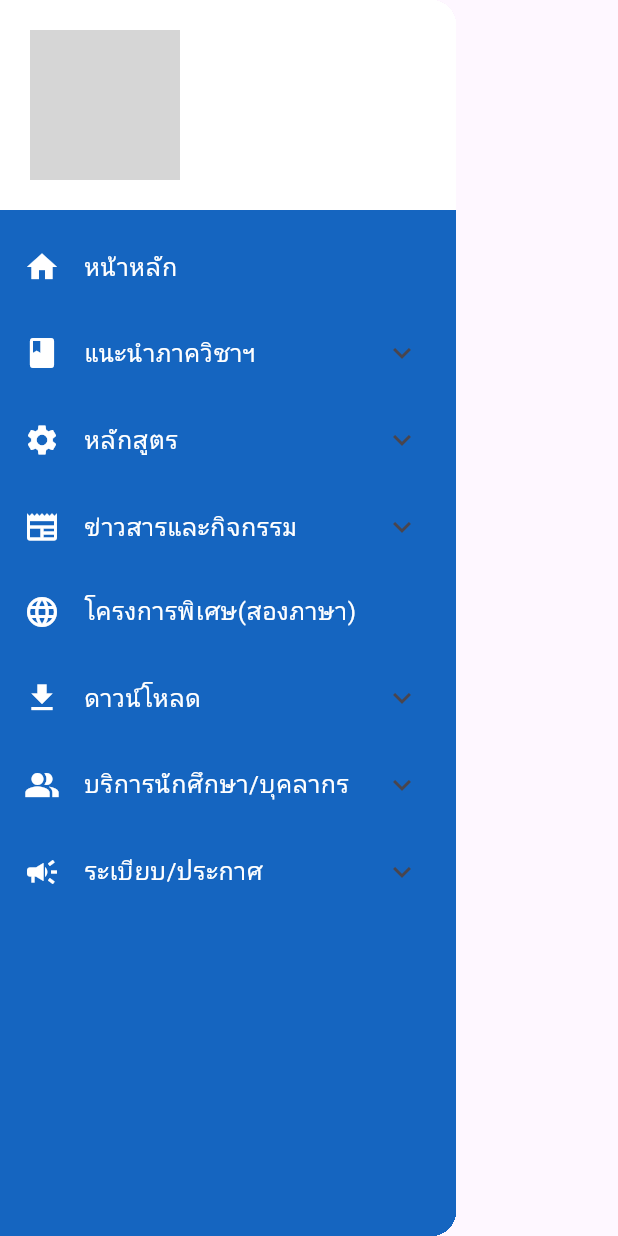
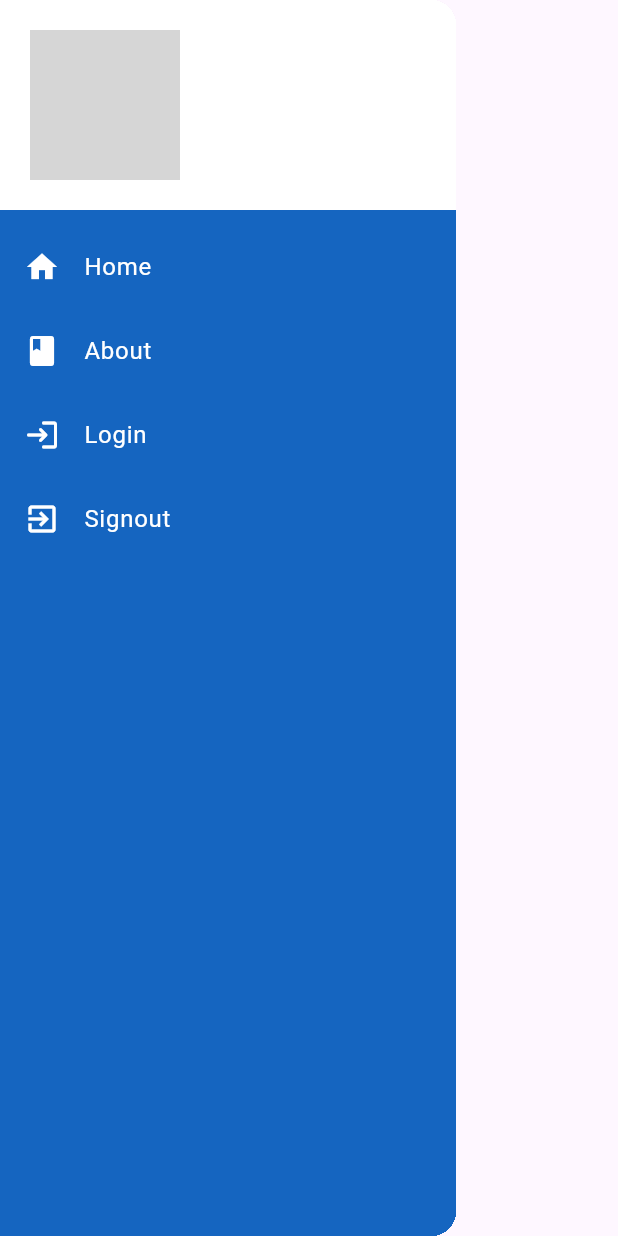
Before and after one commit to kirati1832/appcss, a Flutter app: the Sidebarmenus widget shown alone on an empty page, opened directly, on a phone screen of 412 x 824 dp. Run offline on Flutter 3.47's test engine with Material 3 defaults, Android fonts, the phone set to English and light mode, and no system bars; our stand-ins replace carousel_slider, flutter_map, google_fonts, latlong2, webview_flutter; network calls fail; Roboto replaces fonts that are missing (Kanit); grey boxes are pictures that could not be loaded.

Commit message:
Add Sidebar

```diff
--- a/lib/presentation/page/Homepage.dart
+++ b/lib/presentation/page/Homepage.dart
@@ -63,6 +63,8 @@ class _MyHomePageState extends State<MyHomePage> {
   Widget build(BuildContext context) {
     return Scaffold(
       appBar: Appbars(),
+      drawer: Sidebarmenus(),
+
       body: SingleChildScrollView(
         controller: _scrollController,
         child: Column(
--- a/lib/presentation/widget/appbar.dart
+++ b/lib/presentation/widget/appbar.dart
@@ -15,6 +15,12 @@ class Appbars extends StatelessWidget implements PreferredSizeWidget {
       backgroundColor: Colors.white,
       elevation: 3,
       shadowColor: Colors.black26,
+      actions: [
+        IconButton(
+          icon: const Icon(Icons.info_outline,size: 30,), // ไอคอน ℹ (Information)
+          onPressed: () {},
+        ),
+      ],
     );
   }
 
@@ -35,12 +41,17 @@ class Appbarback extends StatelessWidget implements PreferredSizeWidget {
       backgroundColor: Colors.blueAccent, // ✅ เปลี่ยนสีเป็น BlueAccent
       elevation: 3,
       shadowColor: Colors.black26,
-      leading: Navigator.canPop(context) // ✅ ถ้ากลับได้ ให้แสดงปุ่ม Back
-          ? IconButton(
-              icon: const Icon(Icons.arrow_back, color: Colors.white, size: 30),
-              onPressed: () => Navigator.pop(context),
-            )
-          : null,
+      leading:
+          Navigator.canPop(context) // ✅ ถ้ากลับได้ ให้แสดงปุ่ม Back
+              ? IconButton(
+                icon: const Icon(
+                  Icons.arrow_back,
+                  color: Colors.white,
+                  size: 30,
+                ),
+                onPressed: () => Navigator.pop(context),
+              )
+              : null,
       title: Text(
         titleText, // ✅ ใช้พารามิเตอร์ที่รับมา
         style: const TextStyle(
--- /dev/null
+++ b/lib/presentation/widget/sidebarmenu.dart
@@ -0,0 +1,37 @@
+import 'package:flutter/material.dart';
+import 'sidebar.dart';
+
+class Sidebarmenus extends StatelessWidget implements PreferredSizeWidget {
+  const Sidebarmenus({super.key});
+
+  @override
+  Widget build(BuildContext context) {
+    return SidebarMenu(
+      menuItems: [
+        MenuItem(
+          icon: Icons.home,
+          text: 'Home',
+          onTap: () => Navigator.pushNamed(context, '/'),
+        ),
+         MenuItem(
+          icon: Icons.book,
+          text: 'About',
+          onTap: () => Navigator.pushNamed(context, '/history'),
+        ),
+        MenuItem(
+          icon: Icons.login_rounded,
+          text: 'Login',
+          onTap: () => Navigator.pushNamed(context, '/logins'),
+        ),
+         MenuItem(
+          icon: Icons.exit_to_app,
+          text: 'Signout',
+          onTap: () => {},
+        ),
+      ],
+    );
+  }
+
+  @override
+  Size get preferredSize => const Size.fromHeight(100.0);
+}
--- a/lib/presentation/widget/widget.dart
+++ b/lib/presentation/widget/widget.dart
@@ -5,3 +5,4 @@ export 'detail_carousel_slide.dart';
 export 'history.dart';
 export 'horizontalMenu.dart';
 export 'menusub.dart';
+export 'sidebarmenu.dart';
--- a/lib/sidebarmenu.dart
+++ /dev/null
@@ -1,205 +0,0 @@
-import 'package:flutter/material.dart';
-import 'sidebar.dart';
-class Sidebarmenus extends StatelessWidget {
-  const Sidebarmenus({super.key});
-
-  @override
-  Widget build(BuildContext context) {
-    return SidebarMenu(
-        menuItems: [
-          MenuItem(
-            icon: Icons.home,
-            text: 'หน้าหลัก',
-            onTap: () => print("Navigating to Home"),
-          ),
-          MenuItem(
-            icon: Icons.book,
-            text: 'แนะนำภาควิชาฯ',
-            onTap: () => print("Navigating to Shop"),
-            subItems: [
-              MenuItem(
-                icon: Icons.local_offer,
-                text: 'ประวัติภาควิชา',
-                onTap: () => print("Navigating to Offers"),
-              ),
-              MenuItem(
-                icon: Icons.system_security_update,
-                text: 'โครงสร้างภาควิชา',
-                onTap: () => print("Navigating to Categories"),
-              ),
-              MenuItem(
-                icon: Icons.people_alt,
-                text: 'บุคลากรสายวิชา',
-                onTap: () => print("Navigating to Categories"),
-              ),
-              MenuItem(
-                icon: Icons.people_alt_outlined,
-                text: 'บุคลากรสายสนับสนุน',
-                onTap: () => print("Navigating to Categories"),
-              ),
-              MenuItem(
-                icon: Icons.mail,
-                text: 'ติดต่อเรา',
-                onTap: () => print("Navigating to Categories"),
-              ),
-            ],
-          ),
-          MenuItem(
-              icon: Icons.settings,
-              text: 'หลักสูตร',
-              onTap: () => print("Navigating to Settings"),
-              subItems: [
-                MenuItem(
-                    icon: Icons.people,
-                    text: 'ปริญญาตรี',
-                    onTap: () => print("Navigating to Categories"),
-                    subItems: [
-                      MenuItem(
-                        icon: Icons.people,
-                        text: 'ภาคปกติ',
-                        onTap: () => print("Navigating to Categories"),
-                      ),
-                      MenuItem(
-                        icon: Icons.language,
-                        text: 'โครงการพิเศษ สองภาษา',
-                        onTap: () => print("Navigating to Categories"),
-                      ),
-                    ]),
-                MenuItem(
-                    icon: Icons.people_alt_outlined,
-                    text: 'ปริญญาโท',
-                    onTap: () => print("Navigating to Categories"),
-                    subItems: [
-                      MenuItem(
-                        icon: Icons.computer,
-                        text: 'สาขาวิชาวิทยาการคอมพิวเตอร์',
-                        onTap: () => print("Navigating to Categories"),
-                      ),
-                      MenuItem(
-                        icon: Icons.engineering,
-                        text: 'สาขาวิชาวิศวกรรมซอฟแวร์',
-                        onTap: () => print("Navigating to Categories"),
-                      ),
-                    ]),
-                MenuItem(
-                  icon: Icons.people_alt_rounded,
-                  text: 'ปริญญาเอก',
-                  onTap: () => print("Navigating to Categories"),
-                ),
-              ]),
-          MenuItem(
-            icon: Icons.newspaper,
-            text: 'ข่าวสารและกิจกรรม',
-            onTap: () => print("Navigating to Shop"),
-            subItems: [
-              MenuItem(
-                icon: Icons.local_offer,
-                text: 'ข่าวภาควิชาฯ',
-                onTap: () => print("Navigating to Offers"),
-              ),
-              MenuItem(
-                icon: Icons.school_outlined,
-                text: 'ข่าวคณะและมหาลัย',
-                onTap: () => print("Navigating to Categories"),
-              ),
-              MenuItem(
-                icon: Icons.money,
-                text: 'ข่าวทุนการศึกษา',
-                onTap: () => print("Navigating to Categories"),
-              ),
-              MenuItem(
-                icon: Icons.handshake,
-                text: 'ข่าวรับสมัคงาน/ประชาสัมพันธ์',
-                onTap: () => print("Navigating to Categories"),
-              )
-            ],
-          ),
-          MenuItem(
-            icon: Icons.language_outlined,
-            text: 'โครงการพิเศษ(สองภาษา)',
-            onTap: () => print("Navigating to Categories"),
-          ),
-          MenuItem(
-              icon: Icons.download,
-              text: 'ดาวน์โหลด',
-              onTap: () => print("Navigating to Shop"),
-              subItems: [
-                MenuItem(
-                  icon: Icons.people,
-                  text: 'นักศึกษา',
-                  onTap: () => print("Navigating to Offers"),
-                ), MenuItem(
-                  icon: Icons.people_alt,
-                  text: 'บุคลากร',
-                  onTap: () => print("Navigating to Offers"),
-                ),
-              ]),
-               MenuItem(
-              icon: Icons.people_alt_sharp,
-              text: 'บริการนักศึกษา/บุคลากร',
-              onTap: () => print("Navigating to Shop"),
-              subItems: [
-                MenuItem(
-                  icon: Icons.people_alt_outlined,
-                  text: 'อาจารย์ที่ปรึกษา',
-                  onTap: () => print("Navigating to Offers"),
-                ),MenuItem(
-                  icon: Icons.calendar_month,
-                  text: 'ปฏิทินการศึกษา',
-                  onTap: () => print("Navigating to Offers"),
-                ),MenuItem(
-                  icon: Icons.book_online,
-                  text: 'ขบวนวิชา',
-                  onTap: () => print("Navigating to Offers"),
-                ),MenuItem(
-                  icon: Icons.people_outline,
-                  text: 'คู่มือนักศึกษา',
-                  onTap: () => print("Navigating to Offers"),
-                ),MenuItem(
-                  icon: Icons.link,
-                  text: 'Link สำหรับนักศึกษา',
-                  onTap: () => print("Navigating to Offers"),
-                ),MenuItem(
-                  icon: Icons.link_outlined,
-                  text: 'Link สำหรับบุคลากร',
-                  onTap: () => print("Navigating to Offers"),
-                ),]),
-                MenuItem(
-              icon: Icons.campaign,
-              text: 'ระเบียบ/ประกาศ',
-              onTap: () => print("Navigating to Shop"),
-              subItems: [
-                MenuItem(
-                  icon: Icons.money_rounded,
-                  text: 'งานการเงิน',
-                  onTap: () => print("Navigating to Offers"),
-                ),
-                MenuItem(
-                  icon: Icons.book_online,
-                  text: 'งานวิชาการ',
-                  onTap: () => print("Navigating to Offers"),
-                ),
-                MenuItem(
-                  icon: Icons.people,
-                  text: 'งานบุคคล',
-                  onTap: () => print("Navigating to Offers"),
-                ),
-                MenuItem(
-                  icon: Icons.school,
-                  text: 'ระดับบัณฑิตศึกษา',
-                  onTap: () => print("Navigating to Offers"),
-                ),
-                MenuItem(
-                  icon: Icons.people_alt_outlined,
-                  text: 'งานกิจการนักศึกษา',
-                  onTap: () => print("Navigating to Offers"),
-                ),
-                MenuItem(
-                  icon: Icons.schedule,
-                  text: 'สหกิจศึกษา',
-                  onTap: () => print("Navigating to Offers"),
-                ),])
-        ],
-      );
-  }
-}
--- a/pubspec.yaml
+++ b/pubspec.yaml
@@ -37,9 +37,11 @@ dependencies:
   carousel_slider: ^5.0.0
   google_fonts: ^6.2.1
   url_launcher: ^6.3.1
-  webview_flutter: ^4.10.0
   flutter_map: ^8.1.0
   latlong2: ^0.9.1
+  webview_flutter: ^4.10.0
+  webview_flutter_android: ^4.3.2
+  riverpod: ^2.6.1
 
 dev_dependencies:
   flutter_test:
```
Also changed, not shown: lib/presentation/widget/sidebar.dart (renamed from lib/sidebar.dart), pubspec.lock, 1 other file.
